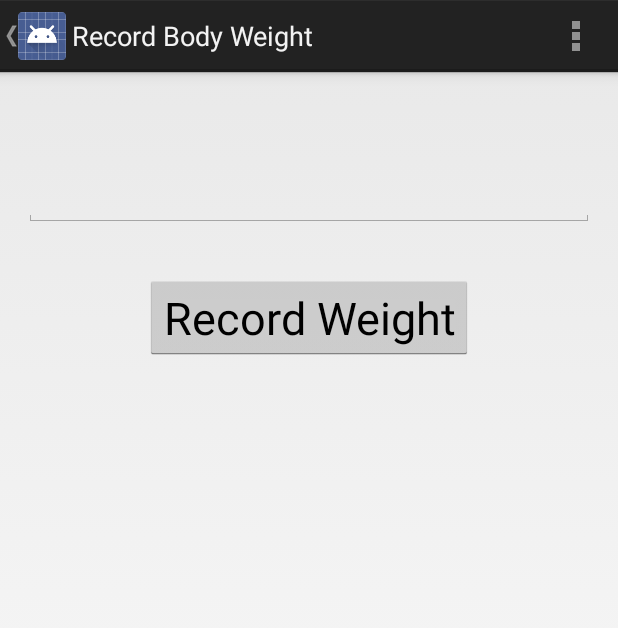
After one commit to JamesSkemp/WorkoutTracker, an Android app: the CreateBodyWeight screen opened directly, with no data from a screen before it, on a phone screen of 412 x 824 dp. The commit adds this screen. Shown: the top 628 px of the screen. Run offline under Robolectric (Android 15) with nearby library versions, the phone set to English and light mode, and no system bars.

Commit message:
Can now record body weights.

```diff
--- /dev/null
+++ b/app/src/main/java/com/jamesrskemp/workouttracker/CreateBodyWeight.java
@@ -0,0 +1,77 @@
+package com.jamesrskemp.workouttracker;
+
+import android.app.Activity;
+import android.content.Intent;
+import android.os.Bundle;
+import android.view.Menu;
+import android.view.MenuItem;
+import android.view.View;
+import android.widget.EditText;
+import android.widget.Toast;
+
+import com.jamesrskemp.workouttracker.db.BodyWeightDataSource;
+
+
+public class CreateBodyWeight extends Activity {
+	BodyWeightDataSource dataSource;
+
+	@Override
+	protected void onCreate(Bundle savedInstanceState) {
+		super.onCreate(savedInstanceState);
+		setContentView(R.layout.activity_create_body_weight);
+
+		dataSource = new BodyWeightDataSource(this);
+	}
+
+
+	@Override
+	public boolean onCreateOptionsMenu(Menu menu) {
+		// Inflate the menu; this adds items to the action bar if it is present.
+		getMenuInflater().inflate(R.menu.menu_create_body_weight, menu);
+		return true;
+	}
+
+	@Override
+	public boolean onOptionsItemSelected(MenuItem item) {
+		// Handle action bar item clicks here. The action bar will
+		// automatically handle clicks on the Home/Up button, so long
+		// as you specify a parent activity in AndroidManifest.xml.
+		int id = item.getItemId();
+
+		//noinspection SimplifiableIfStatement
+		if (id == R.id.action_settings) {
+			return true;
+		}
+
+		return super.onOptionsItemSelected(item);
+	}
+
+	@Override
+	protected void onResume() {
+		super.onResume();
+		dataSource.open();
+	}
+
+	@Override
+	protected void onPause() {
+		super.onPause();
+		dataSource.close();
+	}
+
+	public void recordBodyWeight(View view) {
+		EditText editTextBodyWeight = (EditText)findViewById(R.id.edit_body_weight);
+		Long bodyWeight = Long.parseLong(editTextBodyWeight.getText().toString());
+
+		if (bodyWeight > 0) {
+			dataSource.open();
+			long newBodyWeightId = dataSource.create(bodyWeight);
+
+			Toast.makeText(this, "Body weight id " + newBodyWeightId, Toast.LENGTH_SHORT).show();
+
+			Intent intent = new Intent(getApplicationContext(), MainActivity.class);
+			startActivity(intent);
+			// TODO redirect to view list of body weights
+
+		}
+	}
+}
--- /dev/null
+++ b/app/src/main/java/com/jamesrskemp/workouttracker/db/BodyWeightDataSource.java
@@ -0,0 +1,42 @@
+package com.jamesrskemp.workouttracker.db;
+
+import android.content.ContentValues;
+import android.content.Context;
+import android.database.sqlite.SQLiteDatabase;
+import android.util.Log;
+
+import java.sql.Date;
+
+/**
+ * Created by James on 11/6/2014.
+ */
+public class BodyWeightDataSource {
+	public static final String LOG_TAG = "JAMESRSKEMP";
+
+	DatabaseHelper dbHelper;
+	SQLiteDatabase db;
+
+	public BodyWeightDataSource(Context context) {
+		dbHelper = new DatabaseHelper(context);
+	}
+
+	public void open() {
+		db = dbHelper.getWritableDatabase();
+		Log.i(LOG_TAG, "Database opened");
+	}
+
+	public void close() {
+		db.close();
+		Log.i(LOG_TAG, "Database closed");
+	}
+
+	public long create(long bodyWeight) {
+		ContentValues values = new ContentValues();
+		values.put(DatabaseHelper.BODY_WEIGHT_COLUMN_WEIGHT, bodyWeight);
+
+		long recordId = db.insert(DatabaseHelper.TABLE_BODY_WEIGHT, null, values);
+		Log.i(LOG_TAG, "Body weight recorded: " + recordId);
+
+		return recordId;
+	}
+}
--- /dev/null
+++ b/app/src/main/java/com/jamesrskemp/workouttracker/db/DatabaseHelper.java
@@ -0,0 +1,49 @@
+package com.jamesrskemp.workouttracker.db;
+
+import android.content.Context;
+import android.database.sqlite.SQLiteDatabase;
+import android.database.sqlite.SQLiteOpenHelper;
+import android.util.Log;
+
+/**
+ * Created by James on 11/6/2014.
+ */
+public class DatabaseHelper extends SQLiteOpenHelper {
+	private static final int DATABASE_VERSION = 1;
+	public static final String DATABASE_NAME = "WorkoutTracker.db";
+
+	//region Body Weight table
+	public static final String TABLE_BODY_WEIGHT = "body_weight";
+	public static final String BODY_WEIGHT_COLUMN_ID = "_id";
+	public static final String BODY_WEIGHT_COLUMN_WEIGHT = "weight";
+	public static final String BODY_WEIGHT_COLUMN_DATE = "date";
+
+	public static final String TABLE_BODY_WEIGHT_CREATE = "create table "
+			+ TABLE_BODY_WEIGHT + " ("
+			+ BODY_WEIGHT_COLUMN_ID + " integer primary key autoincrement, "
+			+ BODY_WEIGHT_COLUMN_WEIGHT + " integer NOT NULL, "
+			+ BODY_WEIGHT_COLUMN_DATE + " datetime DEFAULT CURRENT_TIMESTAMP"
+			+ ");";
+	//endregion
+
+	public DatabaseHelper(Context context){
+		super(context, DATABASE_NAME, null, DATABASE_VERSION);
+	}
+
+	//region Standard SQLite overrides
+	@Override
+	public void onCreate(SQLiteDatabase db) {
+		Log.i("DatabaseHelper", "Creating database");
+		// Create the body weight table
+		db.execSQL(TABLE_BODY_WEIGHT_CREATE);
+	}
+
+	@Override
+	public void onUpgrade(SQLiteDatabase db, int oldVersion, int newVersion) {
+		// TODO what happens on upgrade?
+		db.execSQL("drop table if exists " + TABLE_BODY_WEIGHT);
+
+		onCreate(db);
+	}
+	//endregion
+}
--- /dev/null
+++ b/app/src/main/res/layout/activity_create_body_weight.xml
@@ -0,0 +1,32 @@
+<RelativeLayout xmlns:android="http://schemas.android.com/apk/res/android"
+                xmlns:tools="http://schemas.android.com/tools"
+                android:layout_width="match_parent"
+                android:layout_height="match_parent"
+                android:paddingLeft="@dimen/activity_horizontal_margin"
+                android:paddingRight="@dimen/activity_horizontal_margin"
+                android:paddingTop="@dimen/activity_vertical_margin"
+                android:paddingBottom="@dimen/activity_vertical_margin"
+                tools:context="com.jamesrskemp.workouttracker.CreateBodyWeight">
+
+	<EditText
+		android:id="@+id/edit_body_weight"
+		android:layout_width="fill_parent"
+		android:layout_height="wrap_content"
+	    android:layout_marginTop="@dimen/create_body_text_margin_top"
+	    android:inputType="number"
+	    android:textSize="@dimen/extra_large_text_size"
+	    android:textAlignment="center"
+		/>
+
+	<Button
+		android:layout_width="wrap_content"
+		android:layout_height="wrap_content"
+	    android:layout_below="@id/edit_body_weight"
+	    android:layout_marginTop="@dimen/create_body_text_margin_top"
+	    android:layout_centerInParent="true"
+	    android:text="@string/create_body_weight_button"
+	    android:textSize="@dimen/extra_large_text_size"
+	    android:onClick="recordBodyWeight"
+		/>
+
+</RelativeLayout>
--- a/app/src/main/res/layout/activity_main.xml
+++ b/app/src/main/res/layout/activity_main.xml
@@ -15,6 +15,8 @@
 		android:layout_height="wrap_content"
 		android:layout_centerHorizontal="true"
 		android:layout_marginTop="@dimen/main_button_margin_top"
+		android:textSize="@dimen/extra_large_text_size"
+	    android:onClick="navigateToCreateBodyWeight"
 		/>
 
 	<Button
@@ -25,5 +27,6 @@
 		android:layout_centerHorizontal="true"
 		android:layout_marginTop="@dimen/main_button_margin_top"
 	    android:layout_below="@id/record_weight"
+	    android:textSize="@dimen/extra_large_text_size"
 		/>
 </RelativeLayout>
--- /dev/null
+++ b/app/src/main/res/menu/menu_create_body_weight.xml
@@ -0,0 +1,8 @@
+<menu xmlns:android="http://schemas.android.com/apk/res/android"
+      xmlns:tools="http://schemas.android.com/tools"
+      tools:context="com.jamesrskemp.workouttracker.CreateBodyWeight">
+	<item android:id="@+id/action_settings"
+	      android:title="@string/action_settings"
+	      android:orderInCategory="100"
+	      android:showAsAction="never"/>
+</menu>
--- a/app/src/main/res/values/dimens.xml
+++ b/app/src/main/res/values/dimens.xml
@@ -3,6 +3,12 @@
     <dimen name="activity_horizontal_margin">16dp</dimen>
     <dimen name="activity_vertical_margin">16dp</dimen>
 
+	<dimen name="extra_large_text_size">30sp</dimen>
+	<dimen name="large_text_size">22sp</dimen>
+
 	<!-- main activity -->
 	<dimen name="main_button_margin_top">32dp</dimen>
+
+	<!-- add body weight -->
+	<dimen name="create_body_text_margin_top">32dp</dimen>
 </resources>
--- a/app/src/main/res/values/strings.xml
+++ b/app/src/main/res/values/strings.xml
@@ -2,11 +2,12 @@
 <resources>
 
     <string name="app_name">Workout Tracker</string>
-	<!-- Main activity -->
-	<string name="main_weight_button">Record Body Weight</string>
-	<string name="main_workouts_button">Workouts</string>
-
+    <!-- Main activity -->
+    <string name="main_weight_button">Record Body Weight</string>
+    <string name="main_workouts_button">Workouts</string>
     <string name="hello_world">Hello world!</string>
     <string name="action_settings">Settings</string>
+    <string name="title_activity_create_body_weight">Record Body Weight</string>
+	<string name="create_body_weight_button">Record Weight</string>
 
 </resources>
```
Also changed, not shown: app/src/main/AndroidManifest.xml (+9 -2 lines), app/src/main/java/com/jamesrskemp/workouttracker/MainActivity.java (+11 -0 lines).
